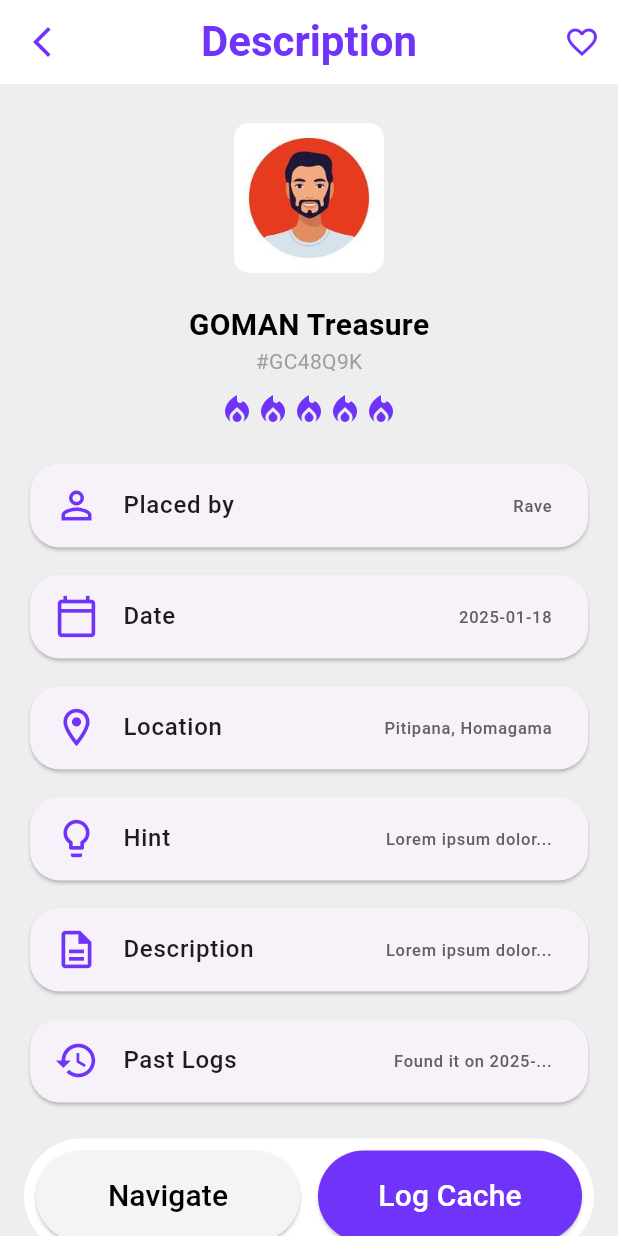
After one commit to sanjeewaDeshapriya/Torva, a Flutter app: the DescriptionScreen screen opened by its route, on a phone screen of 412 x 824 dp. The commit adds this screen. Run offline on Flutter 3.47's test engine with Material 3 defaults, Android fonts, the phone set to English and light mode, and no system bars.

Commit message:
adding new screen
new description screen
change fix addtreasure overlap
create assets folder and change pubspec.yaml file
add profile image

```diff
--- a/lib/router/routes.dart
+++ b/lib/router/routes.dart
@@ -1,4 +1,5 @@
 import 'package:flutter/material.dart';
+import 'package:torva/screens/description/description.dart';
 import '../screens/home/home_page.dart';
 import '../screens/about/about_page.dart';
 import '../screens/contact/contact_page.dart';
@@ -9,6 +10,7 @@ class AppRoutes {
   static const String about = '/about';
   static const String contact = '/contact';
   static const String addTreasure = '/addTreasure';
+  static const String description = '/description';
 
   static Map<String, WidgetBuilder> getRoutes() {
     return {
@@ -16,6 +18,7 @@ class AppRoutes {
       about: (context) => AboutPage(),
       contact: (context) => ContactPage(),
       addTreasure: (context) => AddTreasurePage(),
+      description: (context) => DescriptionScreen(),
     };
   }
 }
--- a/lib/screens/addTreasure/addTreasure.dart
+++ b/lib/screens/addTreasure/addTreasure.dart
@@ -10,6 +10,7 @@ class AddTreasurePage extends StatefulWidget {
 class AddTreasurePageState extends State<AddTreasurePage> {
   int selectedDifficulty = 1;
 
+  @override
   Widget build(BuildContext context) {
     return Scaffold(
       // APP Bar
@@ -145,7 +146,7 @@ class AddTreasurePageState extends State<AddTreasurePage> {
                 ),
               );
             }),
-            const SizedBox(width: 110),
+            const SizedBox(width: 105),
             Text(
               getDifficultyText(selectedDifficulty),
               style: const TextStyle(color: Color(0xFF7033FA), fontSize: 16, fontWeight: FontWeight.w500),
--- /dev/null
+++ b/lib/screens/description/description.dart
@@ -0,0 +1,196 @@
+import 'package:flutter/material.dart';
+
+void main() {
+  runApp(MyApp());
+}
+
+class MyApp extends StatelessWidget {
+  @override
+  Widget build(BuildContext context) {
+    return MaterialApp(
+      debugShowCheckedModeBanner: false,
+      home: DescriptionScreen(),
+    );
+  }
+}
+
+class DescriptionScreen extends StatelessWidget {
+  @override
+  Widget build(BuildContext context) {
+    return Scaffold(
+      backgroundColor: Colors.grey[200],
+      appBar: AppBar(
+        backgroundColor: Colors.white,
+        elevation: 0,
+        centerTitle: true,
+        title: Text(
+          'Description',
+          style: TextStyle(
+            color: Color(0xFF7033FA),
+            fontWeight: FontWeight.bold,
+            fontSize: 28.0,
+          ),
+        ),
+        leading: IconButton(
+          icon: const Icon(Icons.arrow_back_ios_new, color: Color(0xFF7033FA)),
+          onPressed: () => Navigator.pop(context),
+        ),
+        actions: [
+          IconButton(
+            icon: Icon(Icons.favorite_border, color: Color(0xFF7033FA)),
+            onPressed: () {},
+          ),
+        ],
+      ),
+      body: SingleChildScrollView(
+        child: Padding(
+          padding: const EdgeInsets.all(16.0),
+          child: Column(
+            crossAxisAlignment: CrossAxisAlignment.center,
+            children: [
+              Container(
+                margin: EdgeInsets.symmetric(vertical: 10, horizontal: 0),
+                width: 100,
+                height: 100,
+                decoration: BoxDecoration(
+                  borderRadius: BorderRadius.circular(
+                      10), // Adjust the radius for rounding
+                  image: DecorationImage(
+                    image: AssetImage('assets/profile1.jpg'), // Change as needed
+                    fit: BoxFit.cover, // Adjust how the image fits
+                  ),
+                ),
+              ),
+              SizedBox(height: 10),
+              Text(
+                'GOMAN Treasure',
+                style: TextStyle(fontSize: 20, fontWeight: FontWeight.bold, color: Colors.black),
+              ),
+              Text('#GC48Q9K', style: TextStyle(color: Colors.grey)),
+              SizedBox(height: 10),
+              Row(
+                mainAxisAlignment: MainAxisAlignment.center,
+                children: List.generate(
+                    5,
+                    (index) => Icon(Icons.local_fire_department,
+                        color: Color(0xFF7033FA))),
+              ),
+              SizedBox(height: 20),
+              InfoCard(
+                  icon: Icons.person_outline,
+                  title: 'Placed by',
+                  value: 'Rave'),
+              SizedBox(height: 10),
+              InfoCard(
+                  icon: Icons.calendar_today_outlined,
+                  title: 'Date',
+                  value: '2025-01-18'),
+              SizedBox(height: 10),
+              InfoCard(
+                  icon: Icons.location_on_outlined,
+                  title: 'Location',
+                  value: 'Pitipana, Homagama'),
+              SizedBox(height: 10),
+              InfoCard(
+                  icon: Icons.lightbulb_outline,
+                  title: 'Hint',
+                  value: 'Lorem ipsum dolor...'),
+              SizedBox(height: 10),
+              InfoCard(
+                  icon: Icons.description_outlined,
+                  title: 'Description',
+                  value: 'Lorem ipsum dolor...'),
+              SizedBox(height: 10),
+              InfoCard(
+                  icon: Icons.history_outlined,
+                  title: 'Past Logs',
+                  value: 'Found it on 2025-...'),
+              SizedBox(height: 20),
+              Row(
+                children: [
+                  Expanded(
+                    child: Container(
+                      width: double.infinity,
+                      decoration: BoxDecoration(
+                        color: Colors.white,
+                        borderRadius: BorderRadius.circular(50),
+                      ),
+                      padding: const EdgeInsets.symmetric(
+                          horizontal: 8, vertical: 8),
+                      child: Row(
+                        children: [
+                          Expanded(
+                            child: ElevatedButton(
+                              onPressed: () => Navigator.pop(context),
+                              style: ElevatedButton.styleFrom(
+                                backgroundColor:
+                                    Color.fromARGB(255, 244, 243, 245),
+                              ),
+                              child: Padding(
+                                padding:
+                                    const EdgeInsets.symmetric(vertical: 16.0),
+                                child: const Text(
+                                  'Navigate',
+                                  style: TextStyle(
+                                      color: Colors.black, fontSize: 20),
+                                ),
+                              ),
+                            ),
+                          ),
+                          const SizedBox(width: 12),
+                          Expanded(
+                            child: ElevatedButton(
+                              onPressed: () {
+                                // Add your save functionality here
+                              },
+                              style: ElevatedButton.styleFrom(
+                                backgroundColor: Color(0xFF7033FA),
+                              ),
+                              child: Padding(
+                                padding:
+                                    const EdgeInsets.symmetric(vertical: 16.0),
+                                child: const Text(
+                                  'Log Cache',
+                                  style: TextStyle(
+                                      color: Colors.white, fontSize: 20),
+                                ),
+                              ),
+                            ),
+                          ),
+                        ],
+                      ),
+                    ),
+                  ),
+                ],
+              ),
+            ],
+          ),
+        ),
+      ),
+    );
+  }
+}
+
+class InfoCard extends StatelessWidget {
+  final IconData icon;
+  final String title;
+  final String value;
+
+  InfoCard({required this.icon, required this.title, required this.value});
+
+  @override
+  Widget build(BuildContext context) {
+    return Card(
+      shape: RoundedRectangleBorder(borderRadius: BorderRadius.circular(20)),
+      child: ListTile(
+        leading: Icon(
+          icon,
+          color: Color(0xFF7033FA),
+          size: 30,
+        ),
+        title: Text(title, style: TextStyle(fontWeight: FontWeight.w500)),
+        trailing: Text(value, style: TextStyle(color: Colors.grey[700])),
+      ),
+    );
+  }
+}
--- a/lib/screens/home/home_page.dart
+++ b/lib/screens/home/home_page.dart
@@ -41,6 +41,13 @@ class _HomePageState extends State<HomePage> {
               },
               child: Text('Go to Add Tresure Page'),
             ),
+            SizedBox(height: 20),
+            ElevatedButton(
+              onPressed: () {
+                Navigator.pushNamed(context, '/description');
+              },
+              child: Text('Go to Description Page'),
+            ),
           ],
         ),
       ),
--- a/pubspec.yaml
+++ b/pubspec.yaml
@@ -17,3 +17,5 @@ dev_dependencies:
 
 flutter:
   uses-material-design: true
+  assets:
+    - assets/
```
Also changed, not shown: assets/profile1.jpg (added).
